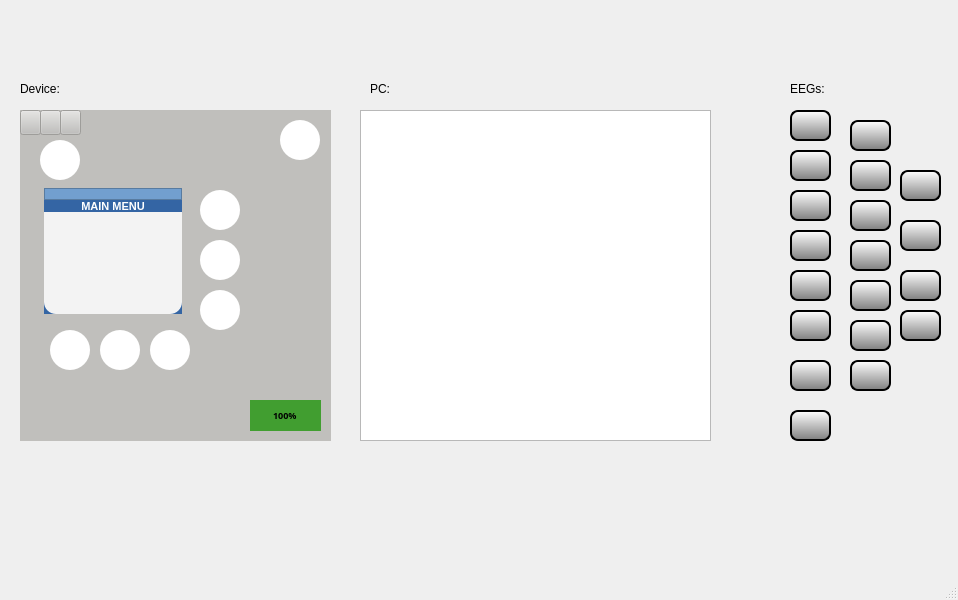
First picture: the form in ui/mainwindow.ui, repository Umar-J/Neureset-Feedback-EEG-Device, before the edit.
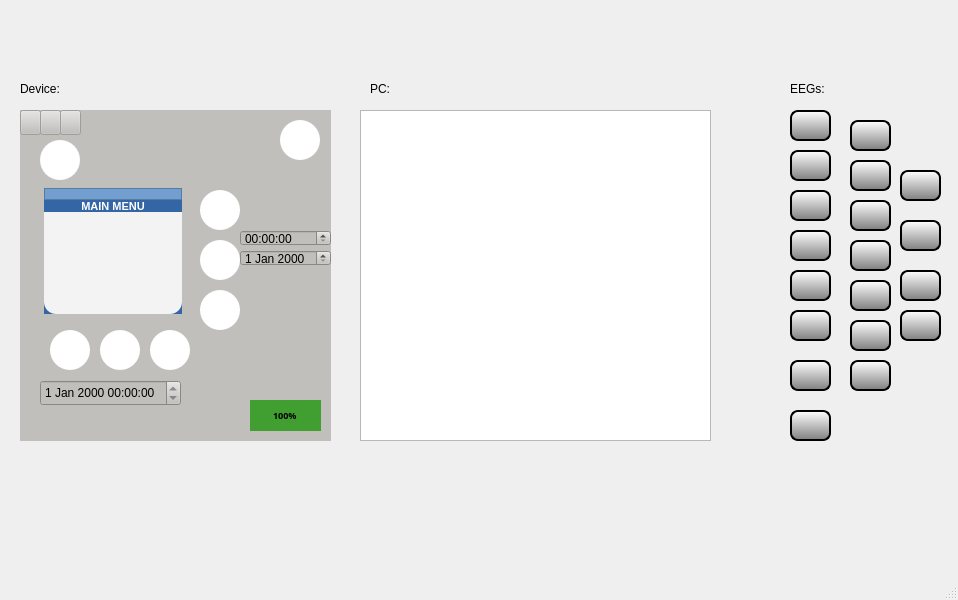
Second picture: the form after the edit. Icons and pictures are not drawn.

Commit message: battery, time and date working

Patch:
```diff
--- a/ui/mainwindow.ui
+++ b/ui/mainwindow.ui
@@ -744,6 +744,45 @@
       <string/>
      </property>
     </widget>
+    <widget class="QTimeEdit" name="timeEdit">
+     <property name="geometry">
+      <rect>
+       <x>220</x>
+       <y>120</y>
+       <width>91</width>
+       <height>16</height>
+      </rect>
+     </property>
+     <property name="calendarPopup">
+      <bool>true</bool>
+     </property>
+    </widget>
+    <widget class="QDateEdit" name="dateEdit">
+     <property name="geometry">
+      <rect>
+       <x>220</x>
+       <y>140</y>
+       <width>91</width>
+       <height>16</height>
+      </rect>
+     </property>
+    </widget>
+    <widget class="QDateTimeEdit" name="dateTimeEdit">
+     <property name="enabled">
+      <bool>true</bool>
+     </property>
+     <property name="geometry">
+      <rect>
+       <x>20</x>
+       <y>270</y>
+       <width>141</width>
+       <height>26</height>
+      </rect>
+     </property>
+     <property name="readOnly">
+      <bool>true</bool>
+     </property>
+    </widget>
     <zorder>powerOffView</zorder>
     <zorder>statusBarQFrame</zorder>
     <zorder>menuLabel</zorder>
```
Left out of the diff: 3 changed lines with no effect on the pictures. The commit also changes 3 other files.
